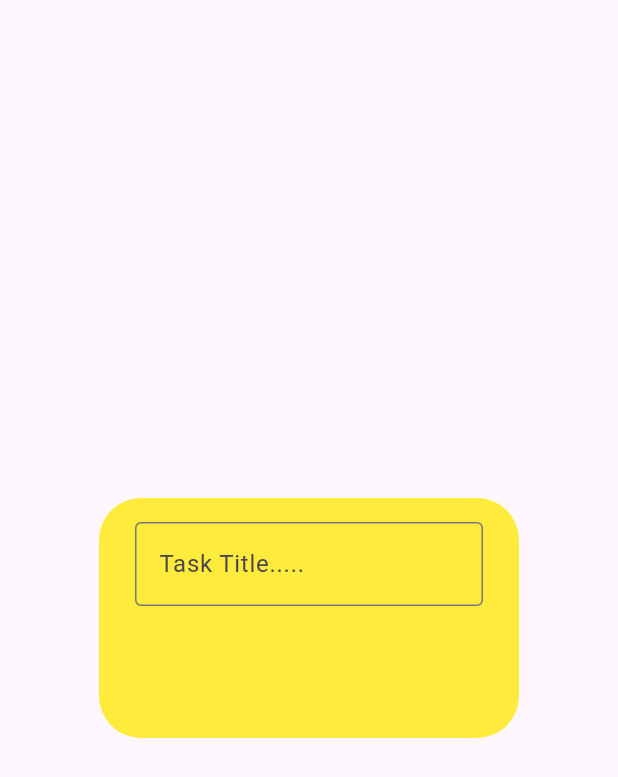
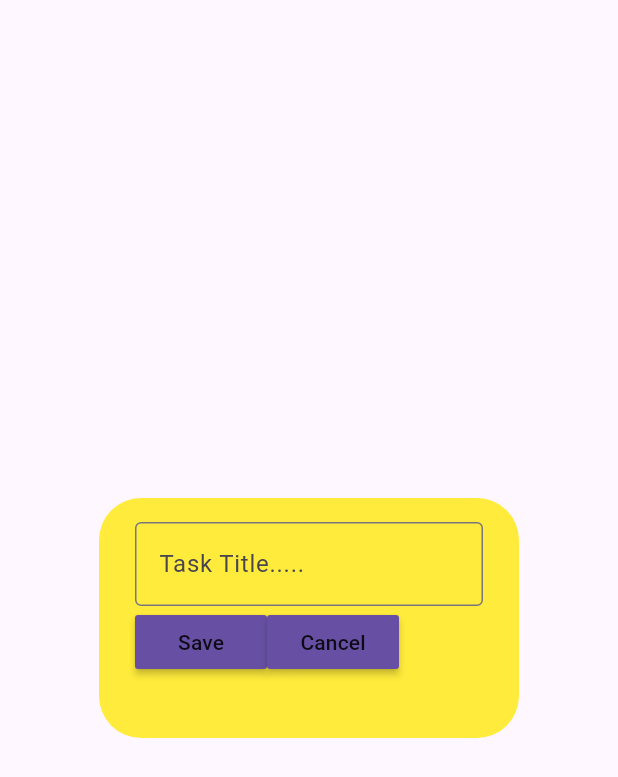
Before and after one commit to kamalahmed/Tasky, a Flutter app: the Dialogbox widget shown alone on an empty page, opened directly, on a phone screen of 412 x 824 dp. Shown: the top 777 px of the screen. Run offline on Flutter 3.47's test engine with Material 3 defaults, Android fonts, the phone set to English and light mode, and no system bars.

Commit message:
Add custom button for saving the todo and canceling it.

```diff
--- a/lib/util/dialogbox.dart
+++ b/lib/util/dialogbox.dart
@@ -1,4 +1,5 @@
 import 'package:flutter/material.dart';
+import 'package:tasky/util/todo_button.dart';
 
 class Dialogbox extends StatelessWidget {
   const Dialogbox({super.key});
@@ -17,7 +18,8 @@ class Dialogbox extends StatelessWidget {
             Row(
               children: [
                 // save button
-
+              TodoButton(text: 'Save', onPressed: (){}),
+              TodoButton(text: 'Cancel', onPressed: (){}),
                 // cancel button
               ],
             )
--- /dev/null
+++ b/lib/util/todo_button.dart
@@ -0,0 +1,16 @@
+import 'package:flutter/material.dart';
+
+class TodoButton extends StatelessWidget {
+  final String text;
+  VoidCallback onPressed;
+
+
+  TodoButton({super.key, required this.text, required this.onPressed});
+
+  @override
+  Widget build(BuildContext context) {
+    return MaterialButton(onPressed: onPressed,
+    color: Theme.of(context).primaryColor,
+    child: Text(text));
+  }
+}
```
